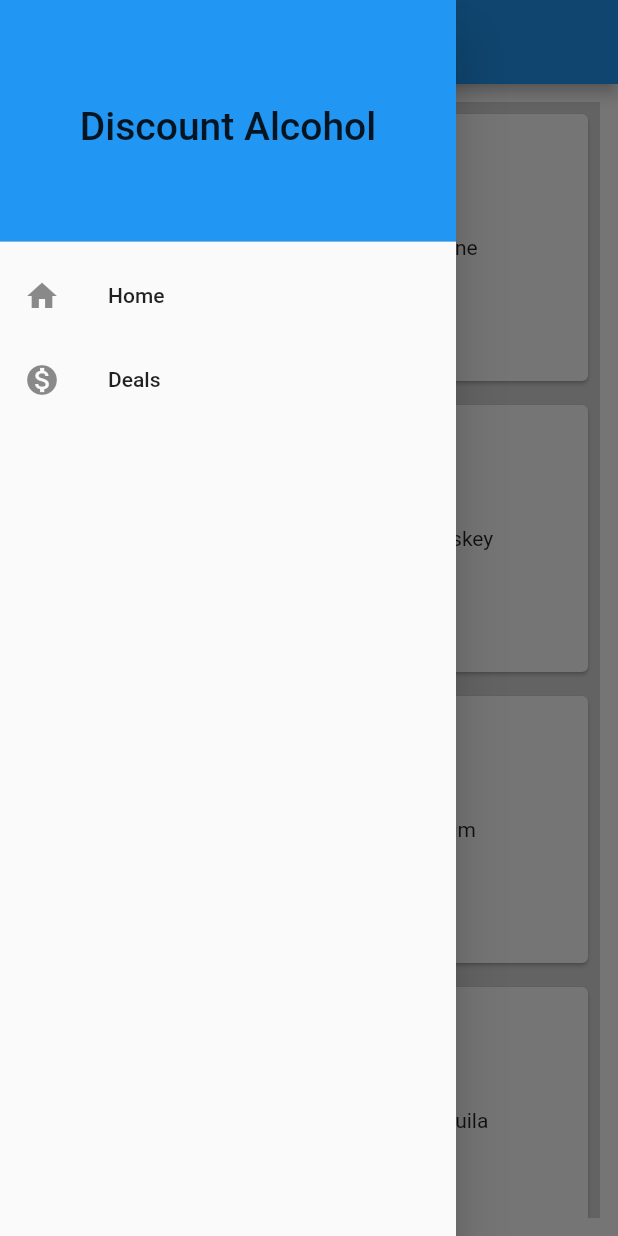
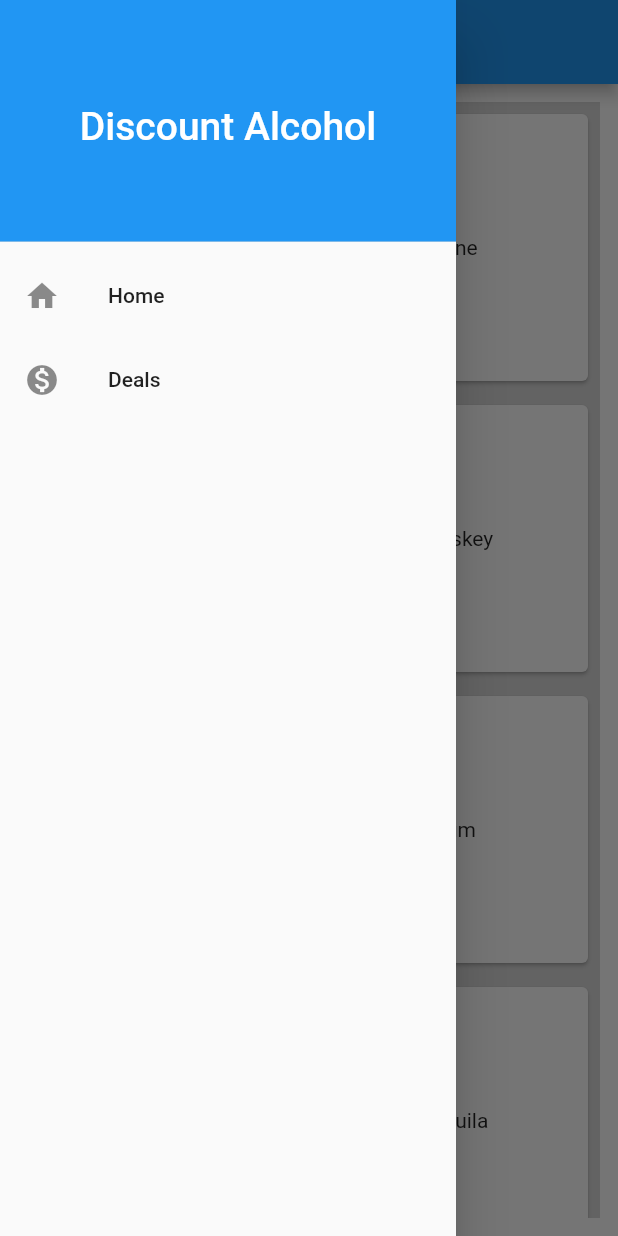
Before and after one commit to askudlarek/DiscountAlcohol, a Flutter app: the screen it shows after launch, with the side drawer open, on a phone screen of 412 x 824 dp. Run offline on Flutter 3.47's test engine with Material 2 defaults, Android fonts, the phone set to English and light mode, and no system bars; our stand-ins replace google_maps_flutter.

Commit message:
changed color of title to match theme

```diff
--- a/discount_alcohol/lib/nav_drawer.dart
+++ b/discount_alcohol/lib/nav_drawer.dart
@@ -10,7 +10,9 @@ class NavDrawer extends StatelessWidget {
         children: <Widget>[
           DrawerHeader(
             child: Center(
-              child: Text("Discount Alcohol", style: TextStyle(fontSize: 26)),
+              child: Text("Discount Alcohol",
+                style: TextStyle(fontSize: 26, color: Colors.white)
+              ),
             ),
             decoration: BoxDecoration(
               color: Colors.blue,
```
